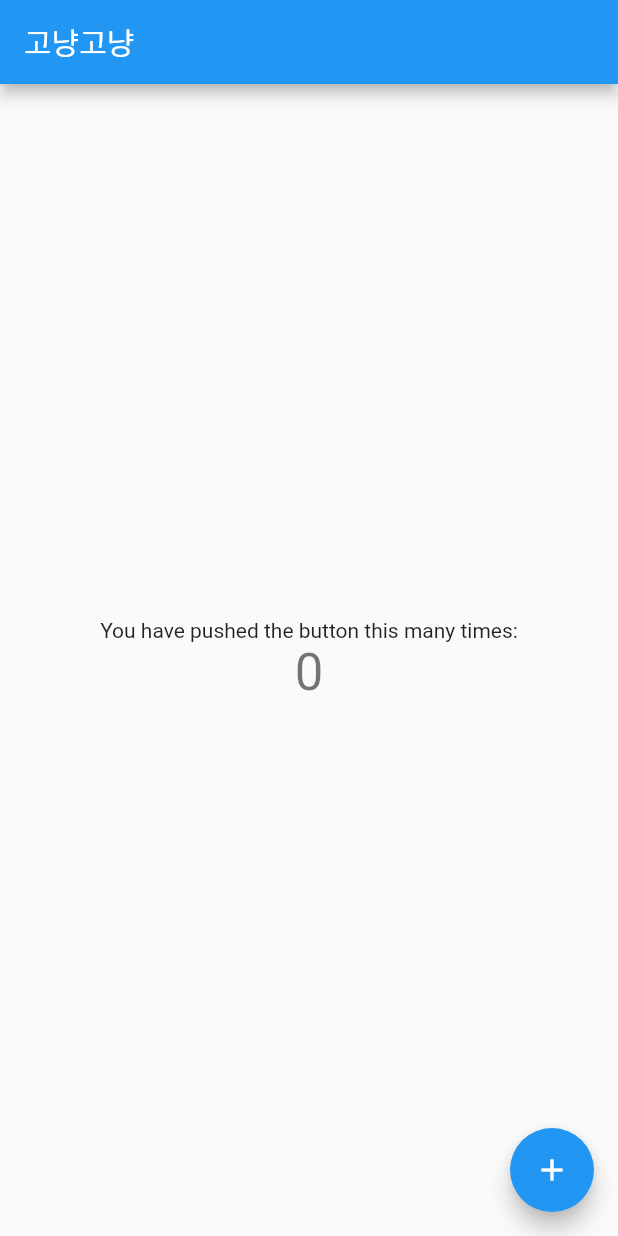
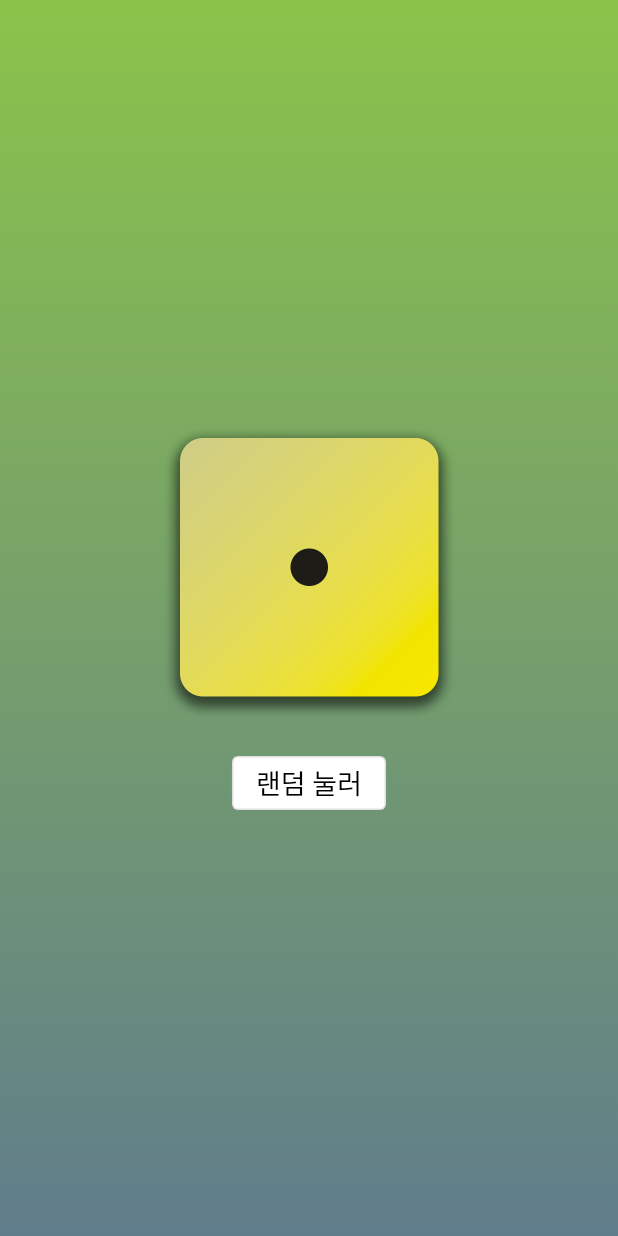
Before and after one commit to jiseon-baek/js-flutter, a Flutter app: the screen it shows after launch, on a phone screen of 412 x 824 dp. Run offline on Flutter 3.47's test engine with Material 2 defaults, Android fonts, the light colour scheme and no system bars.

Commit message:
feat: add dice image & style button

```diff
--- /dev/null
+++ b/lib/gradient_container.dart
@@ -0,0 +1,71 @@
+import 'package:flutter/material.dart';
+import 'package:js_flutter/styled_text.dart';
+
+const startAlignment = Alignment.topLeft;
+const endAlignment = Alignment.bottomLeft;
+
+class GradientContainer extends StatelessWidget {
+  const GradientContainer(this.color1, this.color2, {super.key});
+
+  const GradientContainer.purple({super.key})
+      : color1 = Colors.deepPurple,
+        color2 = Colors.lightGreen;
+
+  final Color color1;
+  final Color color2;
+
+  void rollDice() {}
+
+  @override
+  Widget build(context) {
+    return Container(
+      decoration: BoxDecoration(
+          gradient: LinearGradient(
+        colors: [color1, color2],
+        begin: startAlignment,
+        end: endAlignment,
+      )),
+      child: Center(
+          child: Column(
+        mainAxisSize: MainAxisSize.min,
+        children: [
+          Image.asset(
+            'assets/images/dice-1.png',
+            width: 200,
+          ),
+          const SizedBox(
+            height: 20,
+          ),
+          OutlinedButton(
+            onPressed: rollDice,
+            style: OutlinedButton.styleFrom(
+                // padding: const EdgeInsets.only(),
+                backgroundColor: Colors.white,
+                foregroundColor: Colors.black,
+                textStyle: const TextStyle(fontSize: 18)),
+            child: const Text('랜덤 눌러'),
+          )
+        ],
+      )),
+    );
+  }
+}
+
+// class GradientContainer extends StatelessWidget {
+//   const GradientContainer({super.key, required this.colors});
+
+//   final List<Color> colors;
+
+//   @override
+//   Widget build(context) {
+//     return Container(
+//       decoration: BoxDecoration(
+//           gradient: LinearGradient(
+//         colors: colors,
+//         begin: startAlignment,
+//         end: endAlignment,
+//       )),
+//       child: const Center(child: StyledText('Hello jiseon')),
+//     );
+//   }
+// }
--- a/lib/main.dart
+++ b/lib/main.dart
@@ -1,115 +1,12 @@
 import 'package:flutter/material.dart';
+import 'package:js_flutter/gradient_container.dart';
 
 void main() {
-  runApp(const MyApp());
+  runApp(
+    const MaterialApp(
+      home: Scaffold(
+        body: GradientContainer(Colors.lightGreen, Colors.blueGrey),
+      ),
+    ),
+  );
 }
-
-class MyApp extends StatelessWidget {
-  const MyApp({super.key});
-
-  // This widget is the root of your application.
-  @override
-  Widget build(BuildContext context) {
-    return MaterialApp(
-      title: 'Flutter Demo',
-      theme: ThemeData(
-        // This is the theme of your application.
-        //
-        // Try running your application with "flutter run". You'll see the
-        // application has a blue toolbar. Then, without quitting the app, try
-        // changing the primarySwatch below to Colors.green and then invoke
-        // "hot reload" (press "r" in the console where you ran "flutter run",
-        // or simply save your changes to "hot reload" in a Flutter IDE).
-        // Notice that the counter didn't reset back to zero; the application
-        // is not restarted.
-        primarySwatch: Colors.blue,
-      ),
-      home: const MyHomePage(title: '고냥고냥'),
-    );
-  }
-}
-
-class MyHomePage extends StatefulWidget {
-  const MyHomePage({super.key, required this.title});
-
-  // This widget is the home page of your application. It is stateful, meaning
-  // that it has a State object (defined below) that contains fields that affect
-  // how it looks.
-
-  // This class is the configuration for the state. It holds the values (in this
-  // case the title) provided by the parent (in this case the App widget) and
-  // used by the build method of the State. Fields in a Widget subclass are
-  // always marked "final".
-
-  final String title;
-
-  @override
-  State<MyHomePage> createState() => _MyHomePageState();
-}
-
-class _MyHomePageState extends State<MyHomePage> {
-  int _counter = 0;
-
-  void _incrementCounter() {
-    setState(() {
-      // This call to setState tells the Flutter framework that something has
-      // changed in this State, which causes it to rerun the build method below
-      // so that the display can reflect the updated values. If we changed
-      // _counter without calling setState(), then the build method would not be
-      // called again, and so nothing would appear to happen.
-      _counter++;
-    });
-  }
-
-  @override
-  Widget build(BuildContext context) {
-    // This method is rerun every time setState is called, for instance as done
-    // by the _incrementCounter method above.
-    //
-    // The Flutter framework has been optimized to make rerunning build methods
-    // fast, so that you can just rebuild anything that needs updating rather
-    // than having to individually change instances of widgets.
-    return Scaffold(
-      appBar: AppBar(
-        // Here we take the value from the MyHomePage object that was created by
-        // the App.build method, and use it to set our appbar title.
-        title: Text(widget.title),
-      ),
-      body: Center(
-        // Center is a layout widget. It takes a single child and positions it
-        // in the middle of the parent.
-        child: Column(
-          // Column is also a layout widget. It takes a list of children and
-          // arranges them vertically. By default, it sizes itself to fit its
-          // children horizontally, and tries to be as tall as its parent.
-          //
-          // Invoke "debug painting" (press "p" in the console, choose the
-          // "Toggle Debug Paint" action from the Flutter Inspector in Android
-          // Studio, or the "Toggle Debug Paint" command in Visual Studio Code)
-          // to see the wireframe for each widget.
-          //
-          // Column has various properties to control how it sizes itself and
-          // how it positions its children. Here we use mainAxisAlignment to
-          // center the children vertically; the main axis here is the vertical
-          // axis because Columns are vertical (the cross axis would be
-          // horizontal).
-          mainAxisAlignment: MainAxisAlignment.center,
-          children: <Widget>[
-            const Text(
-              'You have pushed the button this many times:',
-            ),
-            Text(
-              '$_counter',
-              style: Theme.of(context).textTheme.headlineMedium,
-            ),
-          ],
-        ),
-      ),
-      floatingActionButton: FloatingActionButton(
-        onPressed: _incrementCounter,
-        tooltip: 'Increment',
-        child: const Icon(Icons.add),
-      ), // This trailing comma makes auto-formatting nicer for build methods.
-    );
-  }
-}
--- /dev/null
+++ b/lib/styled_text.dart
@@ -0,0 +1,18 @@
+import 'package:flutter/material.dart';
+
+class StyledText extends StatelessWidget {
+  const StyledText(this.text, {super.key});
+
+  final String text;
+
+  @override
+  Widget build(context) {
+    return Text(
+      text,
+      style: const TextStyle(
+        color: Colors.white,
+        fontSize: 20,
+      ),
+    );
+  }
+}
```
Also changed, not shown: pubspec.yaml (+7 -5 lines), assets/images/dice-1.png (added), assets/images/dice-2.png (added), assets/images/dice-3.png (added), assets/images/dice-4.png (added), assets/images/dice-5.png (added), assets/images/dice-6.png (added).
